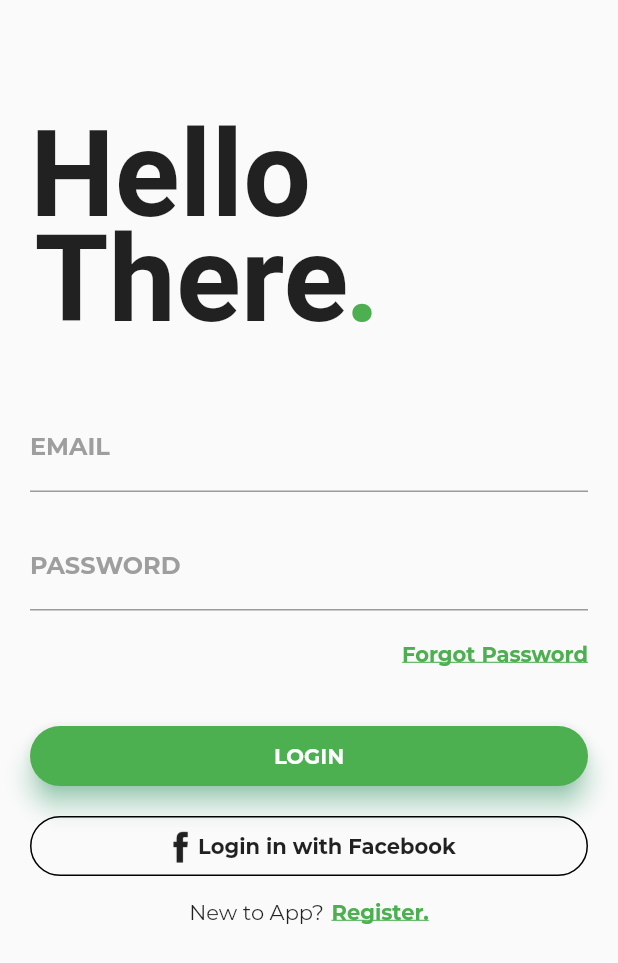
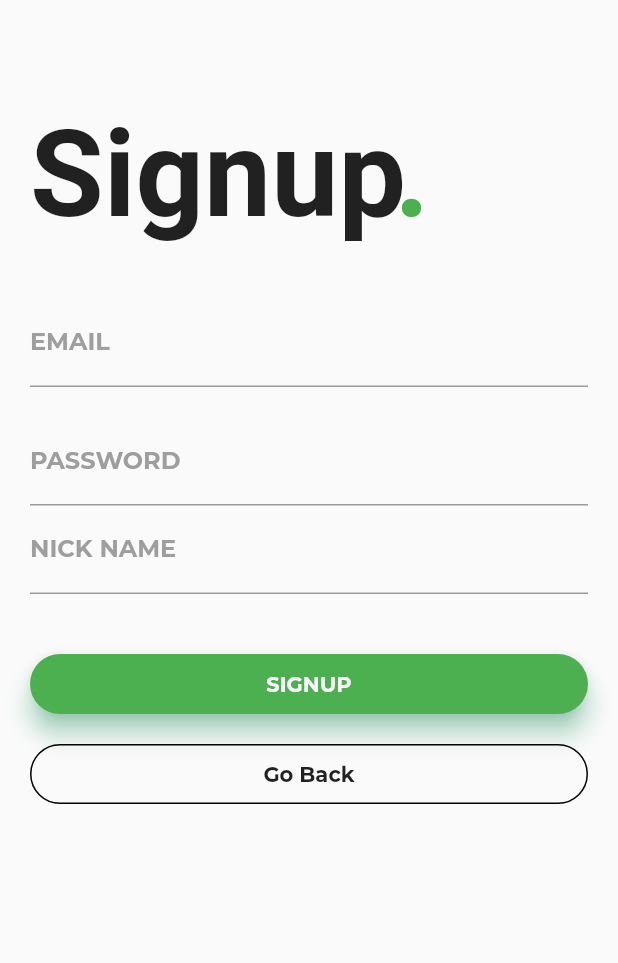
Before and after one commit to sj9102001/flutter-learning, a Flutter app: the screen it shows after launch, after a tap on "Register.", on a phone screen of 412 x 824 dp. Shown: the top 963 px of the screen. Run offline on Flutter 3.47's test engine with Material 2 defaults, Android fonts, the phone set to English and light mode, and no system bars; project files that could hold a hidden picture were left out.

Commit message:
Login and signup page

```diff
--- a/loginsignuppage/lib/main.dart
+++ b/loginsignuppage/lib/main.dart
@@ -1,5 +1,7 @@
 import 'package:flutter/material.dart';
+
 import './screens/login.dart';
+import './screens/signup.dart';
 
 void main() {
   runApp(MyApp());
@@ -15,6 +17,10 @@ class MyApp extends StatelessWidget {
         primarySwatch: Colors.blue,
       ),
       home: LoginPage(),
+      routes: {
+        SignUpPage.routeName: (ctx) => SignUpPage(),
+        LoginPage.routeName: (ctx) => LoginPage(),
+      },
     );
   }
 }
--- a/loginsignuppage/lib/screens/login.dart
+++ b/loginsignuppage/lib/screens/login.dart
@@ -1,6 +1,10 @@
 import 'package:flutter/material.dart';
 
+import '../screens/signup.dart';
+
 class LoginPage extends StatefulWidget {
+  static const routeName = '/login-page';
+
   @override
   _LoginPageState createState() => _LoginPageState();
 }
@@ -159,6 +163,7 @@ class _LoginPageState extends State<LoginPage> {
               InkWell(
                 onTap: () {
                   print('Register.');
+                  Navigator.of(context).pushNamed(SignUpPage.routeName);
                 },
                 child: Text(
                   'Register.',
--- a/loginsignuppage/lib/screens/signup.dart
+++ b/loginsignuppage/lib/screens/signup.dart
@@ -0,0 +1,146 @@
+import 'package:flutter/material.dart';
+
+class SignUpPage extends StatefulWidget {
+  static const routeName = '/signup-page';
+
+  @override
+  _SignUpPageState createState() => _SignUpPageState();
+}
+
+class _SignUpPageState extends State<SignUpPage> {
+  @override
+  Widget build(BuildContext context) {
+    return Scaffold(
+      resizeToAvoidBottomInset: false,
+      body: Column(
+        crossAxisAlignment: CrossAxisAlignment.start,
+        children: <Widget>[
+          Container(
+            child: Stack(
+              children: <Widget>[
+                Container(
+                  padding: EdgeInsets.fromLTRB(20, 70, 0, 0),
+                  child: const Text(
+                    'Signup',
+                    style: TextStyle(fontWeight: FontWeight.bold, fontSize: 80),
+                  ),
+                ),
+                Container(
+                  padding: EdgeInsets.fromLTRB(263, 70, 0, 0),
+                  child: const Text(
+                    '.',
+                    style: TextStyle(
+                        fontWeight: FontWeight.bold,
+                        fontSize: 80,
+                        color: Colors.green),
+                  ),
+                ),
+              ],
+            ),
+          ),
+          Container(
+            padding: EdgeInsets.only(top: 35, left: 20, right: 20),
+            child: Column(
+              children: [
+                TextField(
+                  decoration: InputDecoration(
+                    labelText: 'EMAIL',
+                    labelStyle: TextStyle(
+                        fontFamily: 'Montserrat',
+                        fontWeight: FontWeight.bold,
+                        color: Colors.grey),
+                    focusedBorder: UnderlineInputBorder(
+                      borderSide: BorderSide(color: Colors.green),
+                    ),
+                  ),
+                ),
+                const SizedBox(height: 20),
+                TextField(
+                  decoration: InputDecoration(
+                    labelText: 'PASSWORD',
+                    labelStyle: TextStyle(
+                        fontFamily: 'Montserrat',
+                        fontWeight: FontWeight.bold,
+                        color: Colors.grey),
+                    focusedBorder: UnderlineInputBorder(
+                      borderSide: BorderSide(color: Colors.green),
+                    ),
+                  ),
+                  obscureText: true,
+                ),
+                TextField(
+                  decoration: InputDecoration(
+                    labelText: 'NICK NAME',
+                    labelStyle: TextStyle(
+                        fontFamily: 'Montserrat',
+                        fontWeight: FontWeight.bold,
+                        color: Colors.grey),
+                    focusedBorder: UnderlineInputBorder(
+                      borderSide: BorderSide(color: Colors.green),
+                    ),
+                  ),
+                  obscureText: true,
+                ),
+              ],
+            ),
+          ),
+          const SizedBox(height: 40),
+          Container(
+            padding: EdgeInsets.fromLTRB(20, 0, 20, 0),
+            height: 40,
+            width: double.infinity,
+            child: Material(
+              borderRadius: BorderRadius.circular(20),
+              shadowColor: Colors.greenAccent,
+              color: Colors.green,
+              elevation: 7,
+              child: Center(
+                child: GestureDetector(
+                  onTap: () {
+                    print('SIGNUP');
+                  },
+                  child: Text(
+                    'SIGNUP',
+                    style: TextStyle(
+                        color: Colors.white,
+                        fontWeight: FontWeight.bold,
+                        fontFamily: 'Montserrat'),
+                  ),
+                ),
+              ),
+            ),
+          ),
+          const SizedBox(height: 20),
+          GestureDetector(
+            onTap: () {
+              Navigator.of(context).pop();
+            },
+            child: Container(
+              padding: EdgeInsets.fromLTRB(20, 0, 20, 0),
+              width: double.infinity,
+              height: 40,
+              color: Colors.transparent,
+              child: Container(
+                decoration: BoxDecoration(
+                    border: Border.all(
+                      style: BorderStyle.solid,
+                      color: Colors.black,
+                      width: 1,
+                    ),
+                    color: Colors.transparent,
+                    borderRadius: BorderRadius.circular(20)),
+                child: Center(
+                  child: Text(
+                    'Go Back',
+                    style: TextStyle(
+                        fontFamily: 'Montserrat', fontWeight: FontWeight.bold),
+                  ),
+                ),
+              ),
+            ),
+          ),
+        ],
+      ),
+    );
+  }
+}
```
